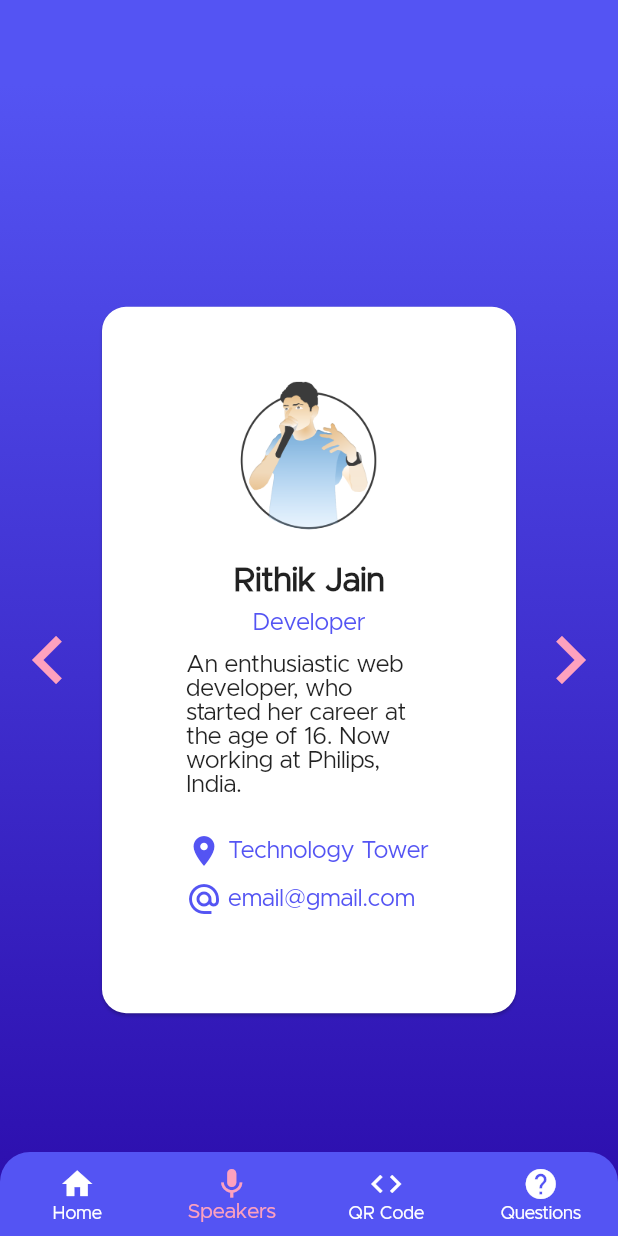
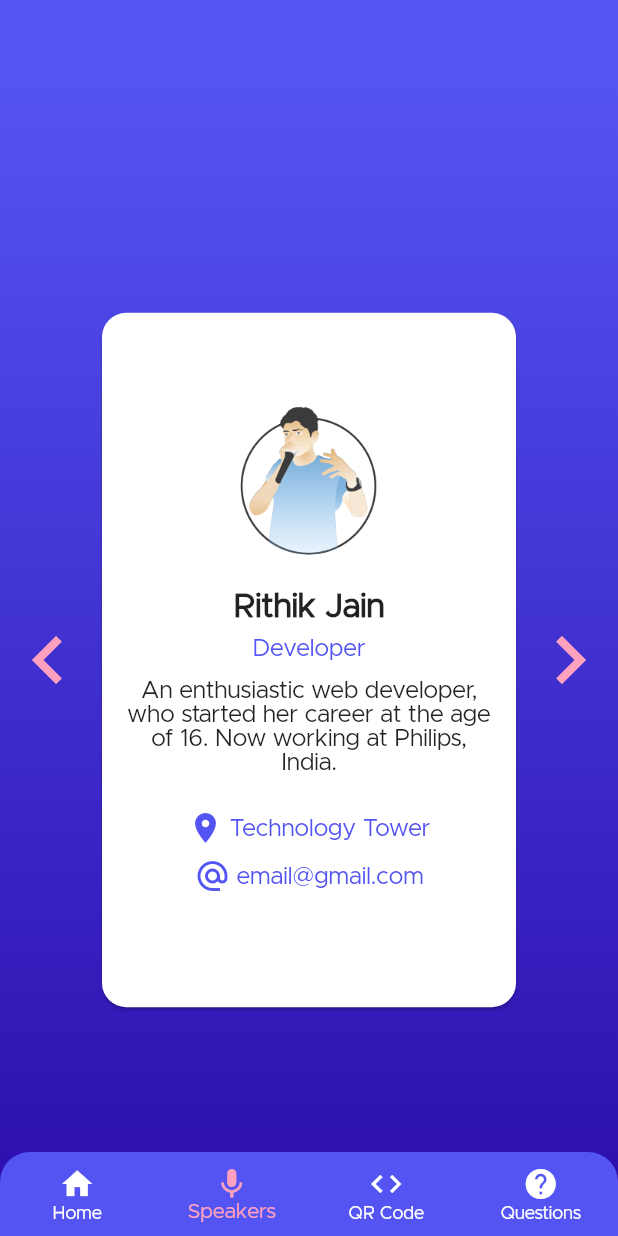
Before and after one commit to rithikjain/devstack-app, a Flutter app: the BaseScreen screen opened by its route, item 2 of the bottom bar chosen, on a phone screen of 412 x 824 dp. Run offline on Flutter 3.47's test engine with Material 2 defaults, Android fonts, the phone set to English and light mode, and no system bars; drawn by our look-alikes of carousel_slider; project files that could hold a hidden picture were left out.

Commit message:
added carousel cards

```diff
--- a/lib/src/presentation/screens/main/speakers_screen.dart
+++ b/lib/src/presentation/screens/main/speakers_screen.dart
@@ -1,8 +1,11 @@
+import 'package:carousel_slider/carousel_slider.dart';
 import 'package:devtalks/src/presentation/themes/themes.dart';
 import 'package:devtalks/src/presentation/widgets/speaker_card.dart';
 import 'package:flutter/material.dart';
 
 class SpeakersScreen extends StatelessWidget {
+  final CarouselController _carouselController = CarouselController();
+
   @override
   Widget build(BuildContext context) {
     return Container(
@@ -13,11 +16,37 @@ class SpeakersScreen extends StatelessWidget {
         children: [
           Row(
             children: [
-              Icon(Icons.navigate_before, color: palePink, size: 64),
+              GestureDetector(
+                child: Icon(Icons.navigate_before, color: palePink, size: 64),
+                onTap: () {
+                  _carouselController.previousPage();
+                },
+              ),
               Expanded(
-                child: SpeakerCard(),
+                child: CarouselSlider(
+                  carouselController: _carouselController,
+                  items: [
+                    SpeakerCard(),
+                    SpeakerCard(),
+                    SpeakerCard(),
+                    SpeakerCard(),
+                  ],
+                  options: CarouselOptions(
+                    autoPlay: false,
+                    initialPage: 0,
+                    height: MediaQuery.of(context).size.height * 4 / 7,
+                    viewportFraction: 1,
+                    enlargeCenterPage: true,
+                    enlargeStrategy: CenterPageEnlargeStrategy.scale,
+                  ),
+                ),
               ),
-              Icon(Icons.navigate_next, color: palePink, size: 64),
+              GestureDetector(
+                child: Icon(Icons.navigate_next, color: palePink, size: 64),
+                onTap: () {
+                  _carouselController.nextPage();
+                },
+              ),
             ],
           ),
         ],
--- a/lib/src/presentation/widgets/speaker_card.dart
+++ b/lib/src/presentation/widgets/speaker_card.dart
@@ -9,7 +9,7 @@ class SpeakerCard extends StatelessWidget {
       color: Colors.white,
       child: ClipRRect(
         child: Container(
-          margin: EdgeInsets.symmetric(horizontal: 56),
+          margin: EdgeInsets.symmetric(horizontal: 16),
           height: MediaQuery.of(context).size.height * 4 / 7,
           child: Column(
             mainAxisAlignment: MainAxisAlignment.center,
@@ -36,9 +36,11 @@ class SpeakerCard extends StatelessWidget {
               Text(
                 "An enthusiastic web developer, who started her career at the age of 16. Now working at Philips, India.",
                 style: TextStyle(fontSize: 16),
+                textAlign: TextAlign.center,
               ),
               SizedBox(height: 24),
               Row(
+                mainAxisAlignment: MainAxisAlignment.center,
                 children: [
                   Icon(Icons.location_on, color: lightBlue),
                   SizedBox(width: 4),
@@ -47,13 +49,14 @@ class SpeakerCard extends StatelessWidget {
               ),
               SizedBox(height: 8),
               Row(
+                mainAxisAlignment: MainAxisAlignment.center,
                 children: [
                   Icon(Icons.alternate_email, color: lightBlue),
                   SizedBox(width: 4),
                   Text("email@gmail.com", style: BlueText),
                 ],
               ),
-              SizedBox(height: 32),
+              SizedBox(height: 30),
             ],
           ),
         ),
--- a/pubspec.yaml
+++ b/pubspec.yaml
@@ -23,11 +23,8 @@ environment:
 dependencies:
   flutter:
     sdk: flutter
-
-
-  # The following adds the Cupertino Icons font to your application.
-  # Use with the CupertinoIcons class for iOS style icons.
   cupertino_icons: ^0.1.3
+  carousel_slider: ^2.2.1
 
 dev_dependencies:
   flutter_test:
```
Also changed, not shown: pubspec.lock.
